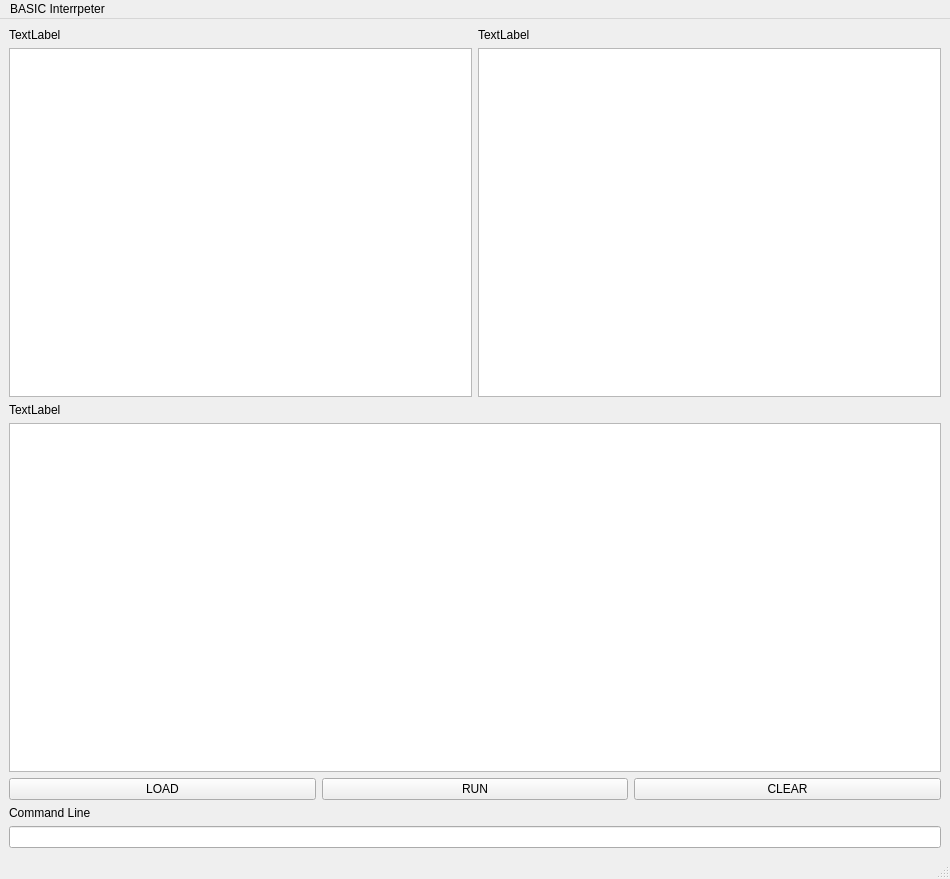
Qt form mainwindow.ui (GrizzZ13/Basic_Interpreter) before a commit.
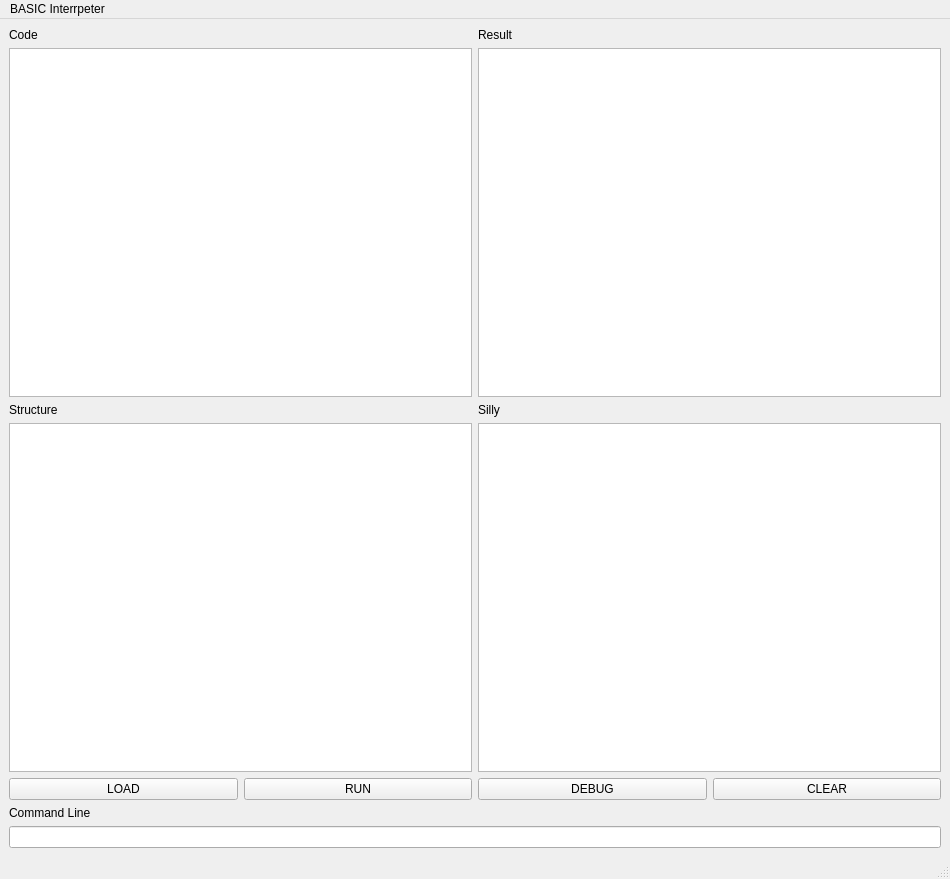
The same form after that commit.

```diff
--- a/mainwindow.ui
+++ b/mainwindow.ui
@@ -33,7 +33,7 @@
           <item>
            <widget class="QLabel" name="label_4">
             <property name="text">
-             <string>TextLabel</string>
+             <string>Code</string>
             </property>
            </widget>
           </item>
@@ -54,7 +54,7 @@
           <item>
            <widget class="QLabel" name="label_3">
             <property name="text">
-             <string>TextLabel</string>
+             <string>Result</string>
             </property>
            </widget>
           </item>
@@ -66,6 +66,8 @@
        </layout>
       </item>
       <item>
+       <layout class="QHBoxLayout" name="horizontalLayout_6">
+        <item>
        <layout class="QVBoxLayout" name="verticalLayout_3">
         <property name="sizeConstraint">
          <enum>QLayout::SetNoConstraint</enum>
@@ -73,7 +75,7 @@
         <item>
          <widget class="QLabel" name="label_2">
           <property name="text">
-           <string>TextLabel</string>
+             <string>Structure</string>
           </property>
          </widget>
         </item>
@@ -83,6 +85,22 @@
        </layout>
       </item>
       <item>
+         <layout class="QVBoxLayout" name="verticalLayout_5">
+          <item>
+           <widget class="QLabel" name="label_5">
+            <property name="text">
+             <string>Silly</string>
+            </property>
+           </widget>
+          </item>
+          <item>
+           <widget class="QTextBrowser" name="browserSilly"/>
+          </item>
+         </layout>
+        </item>
+       </layout>
+      </item>
+      <item>
        <layout class="QHBoxLayout" name="horizontalLayout">
         <property name="sizeConstraint">
          <enum>QLayout::SetNoConstraint</enum>
@@ -101,6 +119,13 @@
           </property>
          </widget>
         </item>
+        <item>
+         <widget class="QPushButton" name="buttonDebug">
+          <property name="text">
+           <string>DEBUG</string>
+          </property>
+         </widget>
+        </item>
         <item>
          <widget class="QPushButton" name="buttonClear">
           <property name="text">
```
Lines whose indentation alone changed are shown as unchanged.
